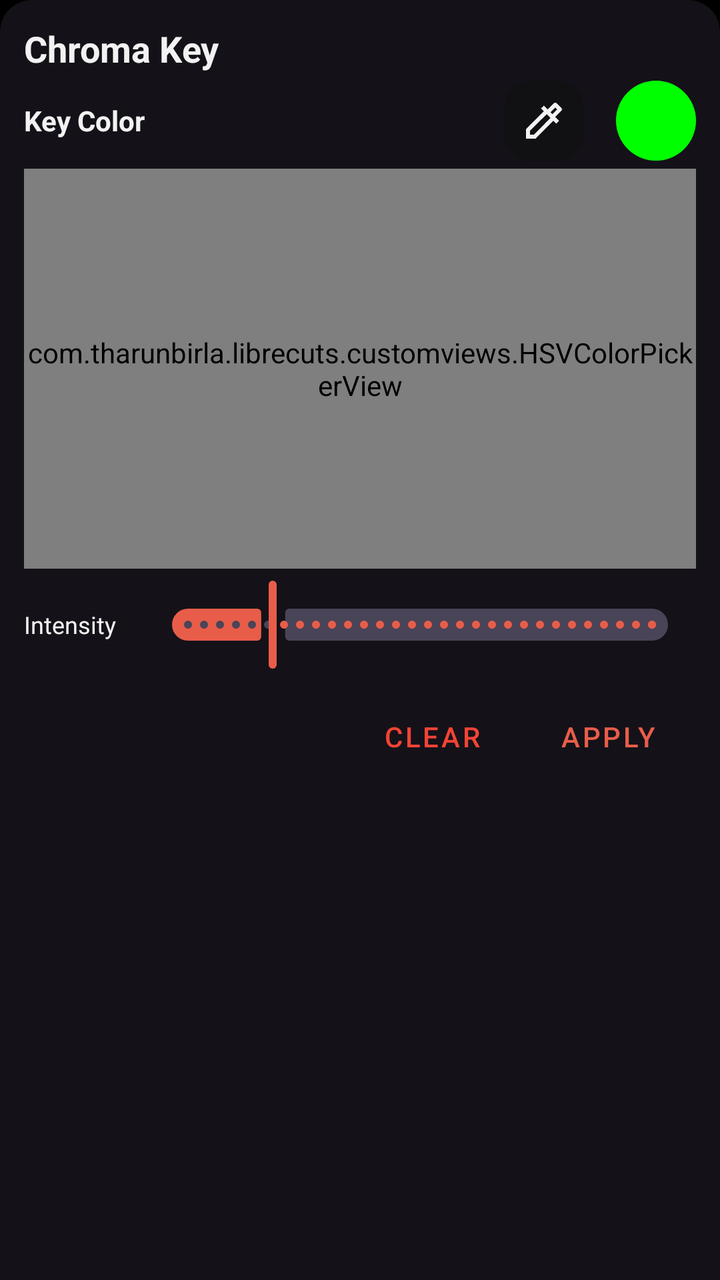
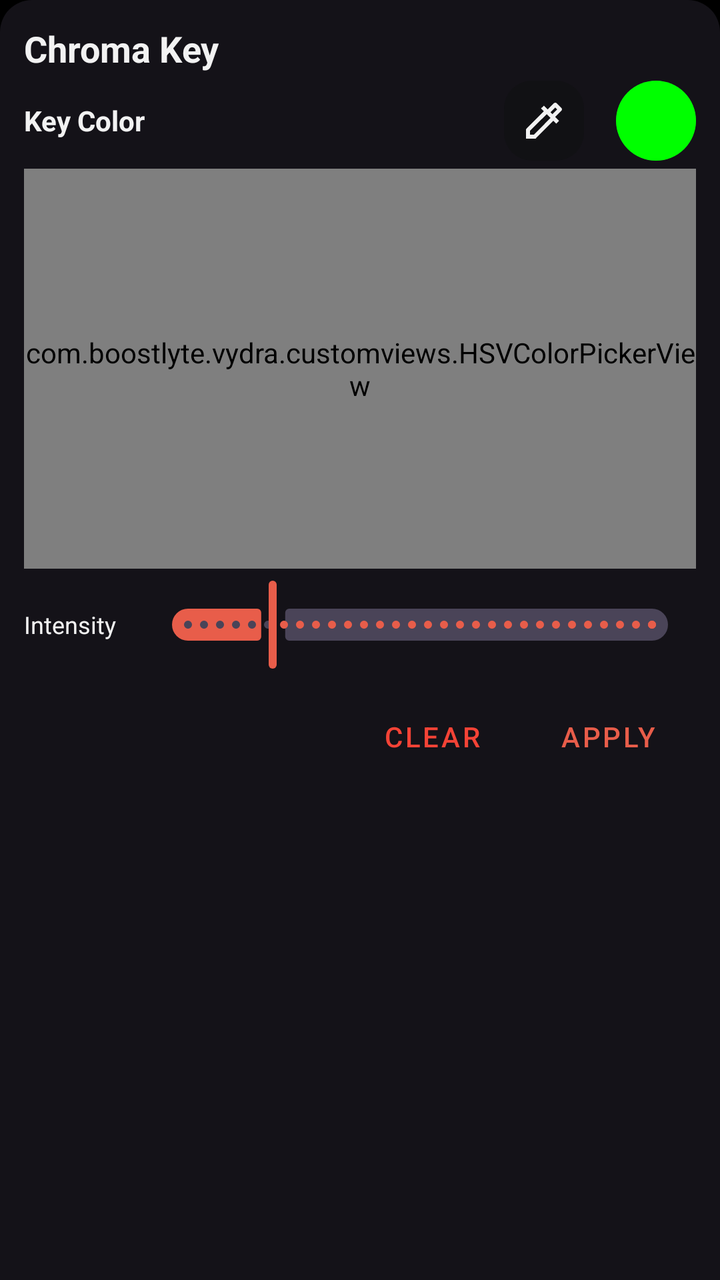

Compare the two renders of this Android layout. The source of the first and the diff that turns it into the second are given below.
<!-- AndroidManifest.xml: application theme AppTheme -->
<!-- res/layout/chroma_key_bottom_sheet_dialog.xml -->
<?xml version="1.0" encoding="utf-8"?>
<LinearLayout xmlns:android="http://schemas.android.com/apk/res/android"
    xmlns:app="http://schemas.android.com/apk/res-auto"
    android:layout_width="match_parent"
    android:layout_height="wrap_content"
    android:orientation="vertical"
    android:background="@drawable/bg_bottom_sheet"
    android:padding="12dp">

    <TextView
        android:layout_width="wrap_content"
        android:layout_height="wrap_content"
        android:text="Chroma Key"
        android:textSize="18sp"
        android:textStyle="bold"
        android:textColor="@color/textColor"
        android:layout_marginBottom="4dp"/>

    <LinearLayout
        android:layout_width="match_parent"
        android:layout_height="wrap_content"
        android:orientation="horizontal"
        android:gravity="center_vertical"
        android:layout_marginBottom="4dp">

        <TextView
            android:layout_width="0dp"
            android:layout_weight="1"
            android:layout_height="wrap_content"
            android:text="Key Color"
            android:textColor="@color/textColor"
            android:textStyle="bold"/>

        <ImageView
            android:id="@+id/btnChromaEyedropper"
            android:layout_width="40dp"
            android:layout_height="40dp"
            android:layout_marginEnd="16dp"
            android:src="@drawable/ic_color_picker_24"
            android:background="@drawable/tool_button_inactive"
            android:padding="8dp"
            app:tint="@color/textColor" />

        <androidx.cardview.widget.CardView
            android:layout_width="40dp"
            android:layout_height="40dp"
            app:cardCornerRadius="20dp"
            app:cardElevation="0dp"
            app:cardBackgroundColor="@color/outline">
            <View
                android:id="@+id/chromaColorPreview"
                android:layout_width="match_parent"
                android:layout_height="match_parent"
                android:background="#00FF00" />
        </androidx.cardview.widget.CardView>
    </LinearLayout>

    <com.tharunbirla.librecuts.customviews.HSVColorPickerView
        android:id="@+id/hsvChromaColorPicker"
        android:layout_width="match_parent"
        android:layout_height="200dp"
        android:layout_marginBottom="4dp" />

    <LinearLayout
        android:layout_width="match_parent"
        android:layout_height="wrap_content"
        android:orientation="horizontal"
        android:gravity="center_vertical">

        <TextView
            android:layout_width="60dp"
            android:layout_height="wrap_content"
            android:text="Intensity"
            android:textColor="@color/textColor"
            android:textSize="12sp" />

        <com.google.android.material.slider.Slider
            android:id="@+id/chromaIntensitySlider"
            android:layout_width="0dp"
            android:layout_height="wrap_content"
            android:layout_weight="1"
            android:valueFrom="0.01"
            android:valueTo="0.5"
            android:value="0.1"
            android:stepSize="0.01"
            app:thumbColor="@color/colorPrimary"
            app:trackColorActive="@color/colorPrimary" />
    </LinearLayout>

    <LinearLayout
        android:layout_width="match_parent"
        android:layout_height="wrap_content"
        android:orientation="horizontal"
        android:gravity="end"
        android:layout_marginTop="8dp">

        <Button
            android:id="@+id/btnChromaClear"
            style="@style/Widget.MaterialComponents.Button.TextButton"
            android:layout_width="wrap_content"
            android:layout_height="wrap_content"
            android:text="Clear"
            android:textColor="#F44336" />

        <Button
            android:id="@+id/btnChromaApply"
            style="@style/Widget.MaterialComponents.Button.TextButton"
            android:layout_width="wrap_content"
            android:layout_height="wrap_content"
            android:text="Apply"
            android:textColor="@color/colorPrimary" />
    </LinearLayout>

</LinearLayout>
<!-- resources referenced by this layout -->
<resources>
  <color name="colorPrimary">#E85D4A</color>
  <color name="outline">#3F3F4A</color>
  <color name="textColor">#F2F2F2</color>
  <!-- drawable bg_bottom_sheet (drawable) -->
  <?xml version="1.0" encoding="utf-8"?>
  <shape xmlns:android="http://schemas.android.com/apk/res/android">
      <solid android:color="?attr/colorSurface" />
      <corners
          android:topLeftRadius="16dp"
          android:topRightRadius="16dp" />
  </shape>
  <!-- drawable ic_color_picker_24 (drawable) -->
  <vector xmlns:android="http://schemas.android.com/apk/res/android" android:width="24dp" android:height="24dp" android:viewportWidth="960" android:viewportHeight="960" android:tint="?attr/colorControlNormal">
  <path android:fillColor="@android:color/white" android:pathData="M120,840L120,650L478,292L420,236L478,180L554,256L678,132Q683,127 690.5,124Q698,121 706,121Q714,121 721,124Q728,127 734,132L828,226Q833,232 836,239Q839,246 839,254Q839,262 836,269.5Q833,277 828,282L705,405L781,483L724,540L668,482L310,840L120,840ZM200,760L278,760L610,426L534,350L200,682L200,760ZM647,350L743,254L706,217L610,313L647,350ZM647,350L610,313L610,313L647,350Z"/>
  </vector>
  <!-- drawable tool_button_inactive (drawable) -->
  <?xml version="1.0" encoding="utf-8"?>
  <shape xmlns:android="http://schemas.android.com/apk/res/android"
      android:shape="rectangle">
      <solid android:color="@color/inactiveToolBackground" />
      <corners android:radius="14dp" />
  </shape>
  <style name="AppTheme" parent="Theme.Material3.Dark.NoActionBar">
          <item name="colorPrimary">@color/colorPrimary</item>
          <item name="colorPrimaryVariant">@color/colorPrimaryVariant</item>
          <item name="colorOnPrimary">@color/colorOnPrimary</item>
          <item name="colorSecondary">@color/colorSecondary</item>
          <item name="colorSecondaryVariant">@color/colorSecondaryVariant</item>
          <item name="colorOnSecondary">@color/colorOnSecondary</item>
          <item name="android:windowBackground">@color/background</item>
          <item name="android:textColor">@color/textColor</item>
          <item name="android:navigationBarColor">@color/navigationBarColor</item>
          <item name="android:statusBarColor">@color/statusBarColor</item>
          
          <item name="android:windowActivityTransitions">true</item>
      </style>
  <color name="inactiveToolBackground">#111114</color>
  <color name="colorPrimaryVariant">#C44535</color>
  <color name="colorOnPrimary">#FFFFFF</color>
  <color name="colorSecondary">#F58658</color>
  <color name="colorSecondaryVariant">#D36C40</color>
  <color name="colorOnSecondary">#FFFFFF</color>
  <color name="background">#000000</color>
  <color name="navigationBarColor">#000000</color>
  <color name="statusBarColor">#000000</color>
</resources>

<!-- the commit's change to res/layout/chroma_key_bottom_sheet_dialog.xml (unified diff, before → after) -->
@@ -55,7 +55,7 @@
         </androidx.cardview.widget.CardView>
     </LinearLayout>
 
-    <com.tharunbirla.librecuts.customviews.HSVColorPickerView
+    <com.boostlyte.vydra.customviews.HSVColorPickerView
         android:id="@+id/hsvChromaColorPicker"
         android:layout_width="match_parent"
         android:layout_height="200dp"
